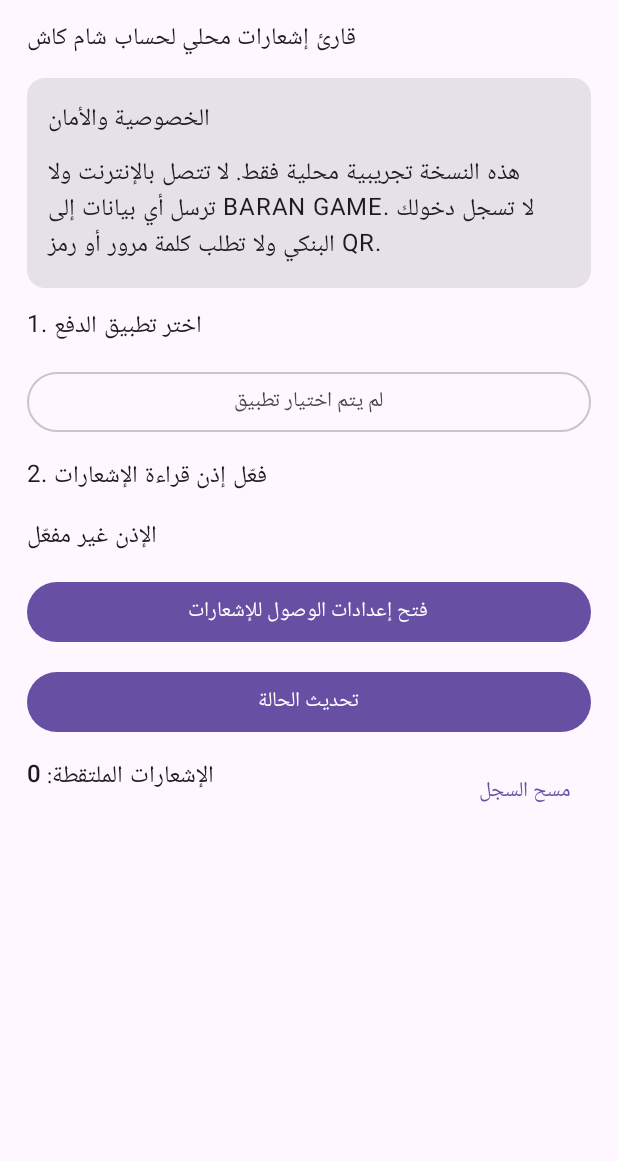
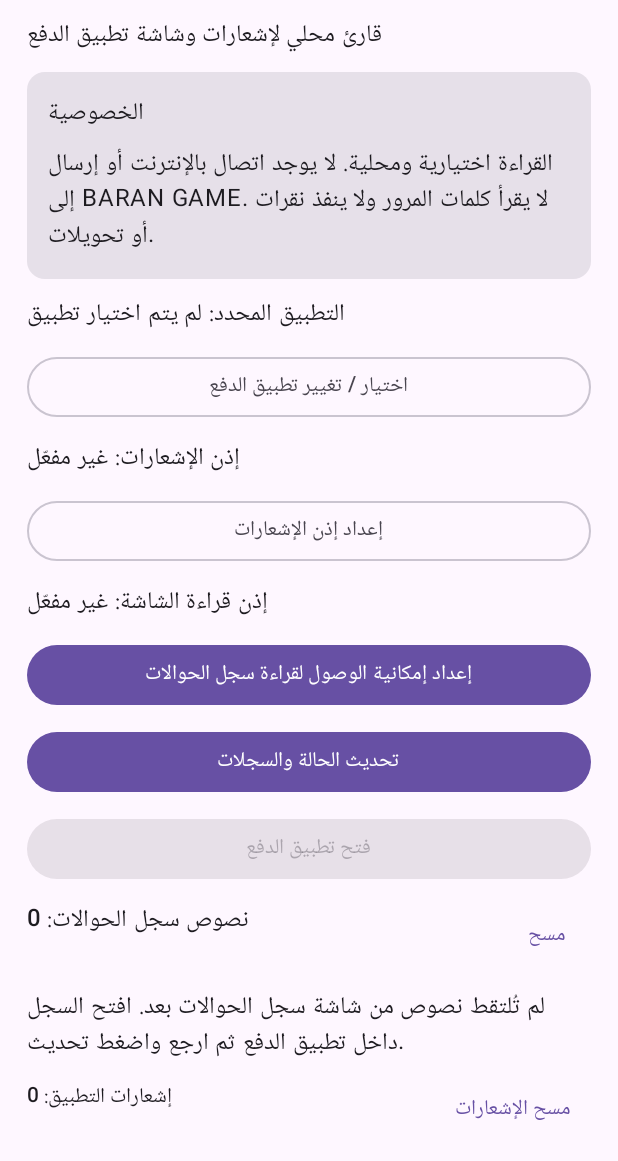
Before and after one commit to eyadooon-cmyk/Baran-Game, an Android app built with Jetpack Compose: the screen it shows after launch (MainActivity), on a phone screen of 412 x 824 dp, the part 75-1236 px from its top. Run offline under Robolectric (Android 15) with nearby library versions, the phone set to English and light mode, and no system bars.

Commit message:
Add opt-in ShamCash screen reading controls and local history

```diff
--- a/payment-bridge/app/src/main/java/com/barangame/paymentbridge/MainActivity.kt
+++ b/payment-bridge/app/src/main/java/com/barangame/paymentbridge/MainActivity.kt
@@ -27,6 +27,7 @@ import androidx.compose.runtime.*
 import androidx.compose.ui.Modifier
 import androidx.compose.ui.unit.dp
 import org.json.JSONArray
+import org.json.JSONObject
 import java.text.DateFormat
 import java.util.Date
 
@@ -41,9 +42,7 @@ class MainActivity : ComponentActivity() {
         super.onCreate(savedInstanceState)
         setContent {
             MaterialTheme {
-                Surface(modifier = Modifier.fillMaxSize()) {
-                    BridgeScreen()
-                }
+                Surface(modifier = Modifier.fillMaxSize()) { BridgeScreen() }
             }
         }
     }
@@ -55,15 +54,16 @@ class MainActivity : ComponentActivity() {
         }
     }
 
+    private fun screenReadAccessEnabled(): Boolean {
+        val enabled = Settings.Secure.getString(contentResolver, Settings.Secure.ENABLED_ACCESSIBILITY_SERVICES).orEmpty()
+        val expected = ComponentName(this, ShamCashScreenReaderService::class.java)
+        return enabled.split(":").any { ComponentName.unflattenFromString(it) == expected }
+    }
+
     private fun installedApps(): List<LaunchableApp> {
         val intent = Intent(Intent.ACTION_MAIN).addCategory(Intent.CATEGORY_LAUNCHER)
         return packageManager.queryIntentActivities(intent, PackageManager.MATCH_ALL)
-            .map {
-                LaunchableApp(
-                    it.loadLabel(packageManager).toString(),
-                    it.activityInfo.packageName
-                )
-            }
+            .map { LaunchableApp(it.loadLabel(packageManager).toString(), it.activityInfo.packageName) }
             .distinctBy { it.packageName }
             .filter { it.packageName != packageName }
             .sortedBy { it.label.lowercase() }
@@ -73,72 +73,92 @@ class MainActivity : ComponentActivity() {
     private fun BridgeScreen() {
         var selectedPackage by remember { mutableStateOf(prefs.getString(NotificationCaptureService.KEY_SOURCE_PACKAGE, null)) }
         var selectedLabel by remember { mutableStateOf(selectedPackage?.let { appLabel(it) } ?: "لم يتم اختيار تطبيق") }
-        var access by remember { mutableStateOf(notificationAccessEnabled()) }
+        var notificationAccess by remember { mutableStateOf(notificationAccessEnabled()) }
+        var screenAccess by remember { mutableStateOf(screenReadAccessEnabled()) }
         var showApps by remember { mutableStateOf(false) }
         var refresh by remember { mutableIntStateOf(0) }
+
         val captured = remember(refresh) {
-            val raw = prefs.getString(NotificationCaptureService.KEY_CAPTURED, "[]") ?: "[]"
-            try {
-                val arr = JSONArray(raw)
-                (0 until arr.length()).map { arr.getJSONObject(it) }
-            } catch (_: Exception) { emptyList() }
+            readArray(NotificationCaptureService.KEY_CAPTURED)
+        }
+        val snapshots = remember(refresh) {
+            readArray(NotificationCaptureService.KEY_SCREEN_READS)
         }
 
         Column(
             modifier = Modifier.fillMaxSize().padding(18.dp),
-            verticalArrangement = Arrangement.spacedBy(12.dp)
+            verticalArrangement = Arrangement.spacedBy(10.dp)
         ) {
             Text("BARO Payment Bridge", style = MaterialTheme.typography.headlineSmall)
-            Text("قارئ إشعارات محلي لحساب شام كاش", style = MaterialTheme.typography.titleMedium)
+            Text("قارئ محلي لإشعارات وشاشة تطبيق الدفع", style = MaterialTheme.typography.titleMedium)
+
             Card(Modifier.fillMaxWidth()) {
-                Column(Modifier.padding(14.dp), verticalArrangement = Arrangement.spacedBy(8.dp)) {
-                    Text("الخصوصية والأمان", style = MaterialTheme.typography.titleMedium)
-                    Text("هذه النسخة تجريبية محلية فقط. لا تتصل بالإنترنت ولا ترسل أي بيانات إلى BARAN GAME. لا تسجل دخولك البنكي ولا تطلب كلمة مرور أو رمز QR.")
+                Column(Modifier.padding(14.dp), verticalArrangement = Arrangement.spacedBy(6.dp)) {
+                    Text("الخصوصية", style = MaterialTheme.typography.titleMedium)
+                    Text("القراءة اختيارية ومحلية. لا يوجد اتصال بالإنترنت أو إرسال إلى BARAN GAME. لا يقرأ كلمات المرور ولا ينفذ نقرات أو تحويلات.")
                 }
             }
-            Text("1. اختر تطبيق الدفع")
+
+            Text("التطبيق المحدد: $selectedLabel")
             OutlinedButton(onClick = { showApps = true }, modifier = Modifier.fillMaxWidth()) {
-                Text(selectedLabel)
+                Text("اختيار / تغيير تطبيق الدفع")
             }
-            Text("2. فعّل إذن قراءة الإشعارات")
-            Text(if (access) "الإذن مفعّل" else "الإذن غير مفعّل")
+
+            Text("إذن الإشعارات: ${if (notificationAccess) "مفعّل" else "غير مفعّل"}")
+            OutlinedButton(
+                onClick = { startActivity(Intent(Settings.ACTION_NOTIFICATION_LISTENER_SETTINGS)) },
+                modifier = Modifier.fillMaxWidth()
+            ) { Text("إعداد إذن الإشعارات") }
+
+            Text("إذن قراءة الشاشة: ${if (screenAccess) "مفعّل" else "غير مفعّل"}")
+            Button(
+                onClick = { startActivity(Intent(Settings.ACTION_ACCESSIBILITY_SETTINGS)) },
+                modifier = Modifier.fillMaxWidth()
+            ) { Text("إعداد إمكانية الوصول لقراءة سجل الحوالات") }
+
             Button(
                 onClick = {
-                    startActivity(Intent(Settings.ACTION_NOTIFICATION_LISTENER_SETTINGS))
-                },
-                modifier = Modifier.fillMaxWidth()
-            ) { Text("فتح إعدادات الوصول للإشعارات") }
-            Button(
-                onClick = {
-                    access = notificationAccessEnabled()
+                    notificationAccess = notificationAccessEnabled()
+                    screenAccess = screenReadAccessEnabled()
                     selectedPackage = prefs.getString(NotificationCaptureService.KEY_SOURCE_PACKAGE, null)
                     selectedLabel = selectedPackage?.let { appLabel(it) } ?: "لم يتم اختيار تطبيق"
                     refresh++
                 },
                 modifier = Modifier.fillMaxWidth()
-            ) { Text("تحديث الحالة") }
+            ) { Text("تحديث الحالة والسجلات") }
+
+            Button(
+                onClick = {
+                    val target = selectedPackage ?: return@Button
+                    val launch = packageManager.getLaunchIntentForPackage(target)
+                    if (launch != null) startActivity(launch)
+                },
+                enabled = selectedPackage != null,
+                modifier = Modifier.fillMaxWidth()
+            ) { Text("فتح تطبيق الدفع") }
 
             Row(Modifier.fillMaxWidth(), horizontalArrangement = Arrangement.SpaceBetween) {
-                Text("الإشعارات الملتقطة: ${captured.size}", style = MaterialTheme.typography.titleMedium)
+                Text("نصوص سجل الحوالات: ${snapshots.size}", style = MaterialTheme.typography.titleMedium)
+                TextButton(onClick = {
+                    prefs.edit().remove(NotificationCaptureService.KEY_SCREEN_READS).apply()
+                    refresh++
+                }) { Text("مسح") }
+            }
+            if (snapshots.isEmpty()) {
+                Text("لم تُلتقط نصوص من شاشة سجل الحوالات بعد. افتح السجل داخل تطبيق الدفع ثم ارجع واضغط تحديث.")
+            }
+            LazyColumn(verticalArrangement = Arrangement.spacedBy(8.dp), modifier = Modifier.weight(1f)) {
+                items(snapshots, key = { it.optString("fingerprint") }) { item ->
+                    SnapshotCard(item)
+                }
+            }
+
+            Row(Modifier.fillMaxWidth(), horizontalArrangement = Arrangement.SpaceBetween) {
+                Text("إشعارات التطبيق: ${captured.size}", style = MaterialTheme.typography.titleSmall)
                 TextButton(onClick = {
                     prefs.edit().remove(NotificationCaptureService.KEY_CAPTURED).apply()
                     refresh++
-                }) { Text("مسح السجل") }
-            }
-            LazyColumn(verticalArrangement = Arrangement.spacedBy(8.dp)) {
-                items(captured, key = { it.optString("fingerprint") }) { item ->
-                    Card(Modifier.fillMaxWidth()) {
-                        Column(Modifier.padding(12.dp), verticalArrangement = Arrangement.spacedBy(5.dp)) {
-                            Text(item.optString("title", "إشعار"), style = MaterialTheme.typography.titleSmall)
-                            Text(item.optString("text", "لا يوجد نص"))
-                            val time = item.optLong("receivedAt")
-                            Text(
-                                DateFormat.getDateTimeInstance().format(Date(time)),
-                                style = MaterialTheme.typography.bodySmall
-                            )
-                        }
-                    }
-                }
+                }) { Text("مسح الإشعارات") }
             }
         }
 
@@ -146,7 +166,7 @@ class MainActivity : ComponentActivity() {
             val apps = remember { installedApps() }
             AlertDialog(
                 onDismissRequest = { showApps = false },
-                title = { Text("اختر تطبيق شام كاش") },
+                title = { Text("اختر شام كاش") },
                 text = {
                     LazyColumn {
                         items(apps) { app ->
@@ -167,19 +187,33 @@ class MainActivity : ComponentActivity() {
                         }
                     }
                 },
-                confirmButton = {
-                    TextButton(onClick = { showApps = false }) { Text("إغلاق") }
-                }
+                confirmButton = { TextButton(onClick = { showApps = false }) { Text("إغلاق") } }
             )
         }
+    }
+
+    @Composable
+    private fun SnapshotCard(item: JSONObject) {
+        val capturedAt = item.optLong("capturedAt")
+        Card(Modifier.fillMaxWidth()) {
+            Column(Modifier.padding(12.dp), verticalArrangement = Arrangement.spacedBy(6.dp)) {
+                Text(DateFormat.getDateTimeInstance().format(Date(capturedAt)), style = MaterialTheme.typography.labelSmall)
+                Text(item.optString("text"), style = MaterialTheme.typography.bodyMedium)
+            }
+        }
+    }
+
+    private fun readArray(key: String): List<JSONObject> {
+        return try {
+            val array = JSONArray(prefs.getString(key, "[]") ?: "[]")
+            (0 until array.length()).map { array.getJSONObject(it) }
+        } catch (_: Exception) { emptyList() }
     }
 
     private fun appLabel(packageName: String): String {
         return try {
             val info = packageManager.getApplicationInfo(packageName, 0)
             packageManager.getApplicationLabel(info).toString()
-        } catch (_: Exception) {
-            packageName
-        }
+        } catch (_: Exception) { packageName }
     }
 }
```
